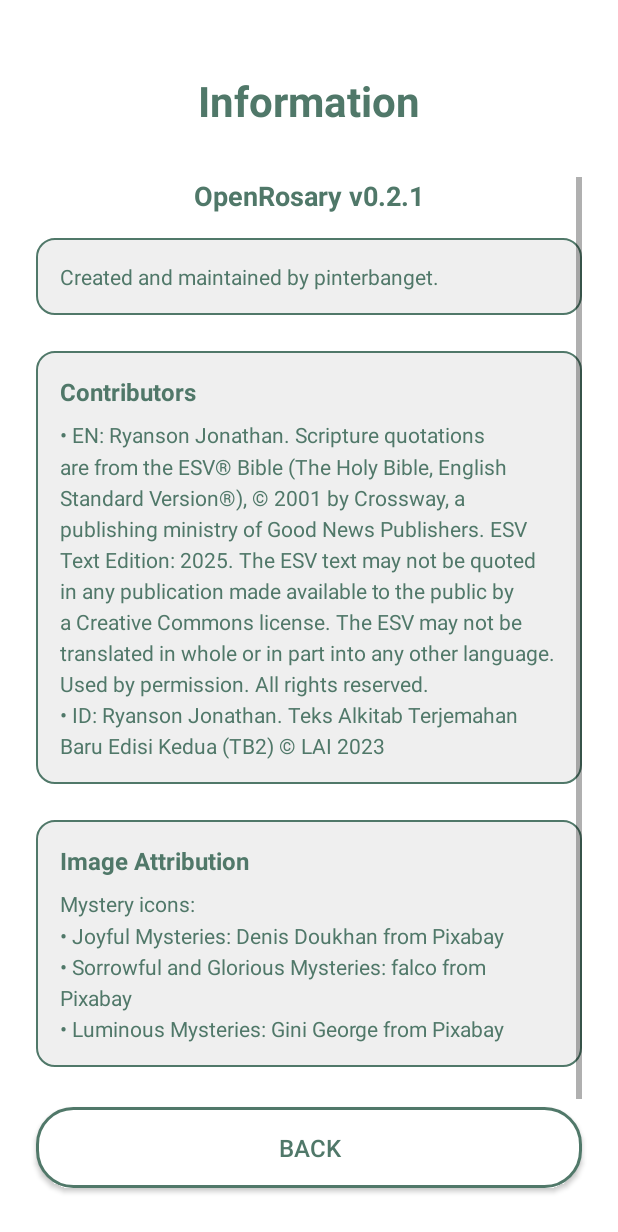
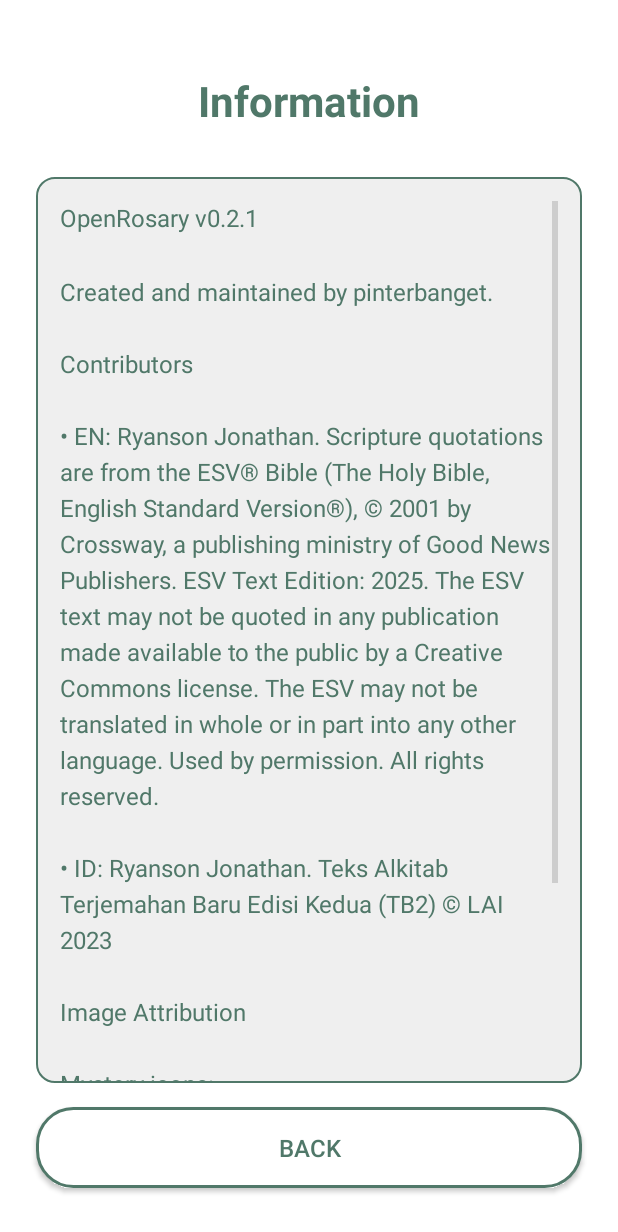
Before and after one commit to pinterbanget/OpenRosary, an Android app: the InfoActivity screen opened directly, with no data from a screen before it, on a phone screen of 412 x 824 dp. Shown: the top 1232 px of the screen. Run offline under Robolectric (Android 15) with nearby library versions, the phone set to English and light mode, and no system bars.

Commit message:
change info box style

```diff
--- a/app/src/main/java/com/openrosary/app/InfoActivity.java
+++ b/app/src/main/java/com/openrosary/app/InfoActivity.java
@@ -32,37 +32,19 @@
         } catch (Exception e) {
             Log.e(TAG, "Error in onCreate: " + (e.getMessage() != null ? e.getMessage() : "unknown"));
         }
-    }
-
-    private void updateTextColors() {
+    }    private void updateTextColors() {
         try {
             int primaryTextColor = isDarkMode ?
                 getResources().getColor(R.color.colorAccent) :
                 getResources().getColor(R.color.colorPrimary);
 
-            int secondaryTextColor = isDarkMode ?
-                getResources().getColor(R.color.colorAccent) :
-                getResources().getColor(R.color.colorPrimary);
+            // Update title text color
+            TextView infoTitleTextView = findViewById(R.id.infoTitleTextView);
+            if (infoTitleTextView != null) infoTitleTextView.setTextColor(primaryTextColor);
 
-            // Update primary text elements
-            TextView infoTitleTextView = findViewById(R.id.infoTitleTextView);
-            TextView appNameTextView = findViewById(R.id.appNameTextView);
-            TextView featuresHeaderTextView = findViewById(R.id.featuresHeaderTextView);
-            TextView attributionHeaderTextView = findViewById(R.id.attributionHeaderTextView);
-
-            if (infoTitleTextView != null) infoTitleTextView.setTextColor(primaryTextColor);
-            if (appNameTextView != null) appNameTextView.setTextColor(primaryTextColor);
-            if (featuresHeaderTextView != null) featuresHeaderTextView.setTextColor(primaryTextColor);
-            if (attributionHeaderTextView != null) attributionHeaderTextView.setTextColor(primaryTextColor);
-
-            // Update secondary text elements
-            TextView appDescriptionTextView = findViewById(R.id.appDescriptionTextView);
-            TextView featuresTextView = findViewById(R.id.featuresTextView);
-            TextView attributionTextView = findViewById(R.id.attributionTextView);
-
-            if (appDescriptionTextView != null) appDescriptionTextView.setTextColor(secondaryTextColor);
-            if (featuresTextView != null) featuresTextView.setTextColor(secondaryTextColor);
-            if (attributionTextView != null) attributionTextView.setTextColor(secondaryTextColor);
+            // Update content text color
+            TextView infoContentTextView = findViewById(R.id.infoContentTextView);
+            if (infoContentTextView != null) infoContentTextView.setTextColor(primaryTextColor);
 
         } catch (Exception e) {
             Log.e(TAG, "Error updating text colors: " + (e.getMessage() != null ? e.getMessage() : "unknown"));
--- a/app/src/main/res/layout/activity_info.xml
+++ b/app/src/main/res/layout/activity_info.xml
@@ -21,115 +21,38 @@
         app:layout_constraintStart_toStartOf="parent"
         app:layout_constraintEnd_toEndOf="parent" />
 
-    <!-- Info Content -->
+    <!-- Info Content in Scrollable Container (matching prayer text style) -->
     <ScrollView
-        android:layout_width="match_parent"
+        android:id="@+id/infoTextScrollView"
+        android:layout_width="0dp"
         android:layout_height="0dp"
         android:layout_marginTop="32dp"
-        android:paddingHorizontal="24dp"
+        android:layout_marginHorizontal="24dp"
+        android:layout_marginBottom="16dp"
+        android:clipToPadding="false"
+        android:padding="16dp"
+        android:scrollbars="vertical"
+        android:fadeScrollbars="true"
+        android:scrollbarFadeDuration="500"
+        android:scrollbarThumbVertical="@android:color/darker_gray"
+        android:scrollbarSize="4dp"
+        android:nestedScrollingEnabled="true"
+        android:fillViewport="true"
+        android:background="@drawable/prayer_text_background"
         app:layout_constraintTop_toBottomOf="@id/infoTitleTextView"
-        app:layout_constraintBottom_toTopOf="@id/backButton"
-        app:layout_constraintStart_toStartOf="parent"
-        app:layout_constraintEnd_toEndOf="parent">
+        app:layout_constraintLeft_toLeftOf="parent"
+        app:layout_constraintRight_toRightOf="parent"
+        app:layout_constraintBottom_toTopOf="@id/backButton">
 
-        <LinearLayout
+        <TextView
+            android:id="@+id/infoContentTextView"
             android:layout_width="match_parent"
             android:layout_height="wrap_content"
-            android:orientation="vertical"
-            android:paddingBottom="16dp">
-
-            <!-- App Name and Version -->
-            <TextView
-                android:id="@+id/appNameTextView"
-                android:layout_width="match_parent"
-                android:layout_height="wrap_content"
-                android:text="@string/app_info_name_version"
-                android:textSize="18sp"
-                android:textStyle="bold"
-                android:textColor="?android:attr/textColorPrimary"
-                android:layout_marginBottom="16dp"
-                android:gravity="center" />            <!-- Description Section with Gray Background -->
-            <LinearLayout
-                android:layout_width="match_parent"
-                android:layout_height="wrap_content"
-                android:orientation="vertical"
-                android:background="@drawable/prayer_text_background"
-                android:padding="16dp"
-                android:layout_marginBottom="24dp">
-
-                <TextView
-                    android:id="@+id/appDescriptionTextView"
-                    android:layout_width="match_parent"
-                    android:layout_height="wrap_content"
-                    android:text="@string/app_info_description"
-                    android:textSize="14sp"
-                    android:textColor="?android:attr/textColorSecondary"
-                    android:lineSpacingMultiplier="1.3" />
-
-            </LinearLayout>
-
-            <!-- Features Section with Gray Background -->
-            <LinearLayout
-                android:layout_width="match_parent"
-                android:layout_height="wrap_content"
-                android:orientation="vertical"
-                android:background="@drawable/prayer_text_background"
-                android:padding="16dp"
-                android:layout_marginBottom="24dp">
-
-                <TextView
-                    android:id="@+id/featuresHeaderTextView"
-                    android:layout_width="match_parent"
-                    android:layout_height="wrap_content"
-                    android:text="@string/app_info_features_header"
-                    android:textSize="16sp"
-                    android:textStyle="bold"
-                    android:textColor="?android:attr/textColorPrimary"
-                    android:layout_marginBottom="8dp" />
-
-                <TextView
-                    android:id="@+id/featuresTextView"
-                    android:layout_width="match_parent"
-                    android:layout_height="wrap_content"
-                    android:text="@string/app_info_features"
-                    android:textSize="14sp"
-                    android:textColor="?android:attr/textColorSecondary"
-                    android:lineSpacingMultiplier="1.3" />
-
-            </LinearLayout>
-
-            <!-- Attribution Section with Gray Background -->
-            <LinearLayout
-                android:layout_width="match_parent"
-                android:layout_height="wrap_content"
-                android:orientation="vertical"
-                android:background="@drawable/prayer_text_background"
-                android:padding="16dp"
-                android:layout_marginBottom="16dp">
-
-                <TextView
-                    android:id="@+id/attributionHeaderTextView"
-                    android:layout_width="match_parent"
-                    android:layout_height="wrap_content"
-                    android:text="@string/app_info_attribution_header"
-                    android:textSize="16sp"
-                    android:textStyle="bold"
-                    android:textColor="?android:attr/textColorPrimary"
-                    android:layout_marginBottom="8dp" />
-
-                <TextView
-                    android:id="@+id/attributionTextView"
-                    android:layout_width="match_parent"
-                    android:layout_height="wrap_content"
-                    android:text="@string/app_info_attribution"
-                    android:textSize="14sp"
-                    android:textColor="?android:attr/textColorSecondary"
-                    android:lineSpacingMultiplier="1.3" />
-
-            </LinearLayout>
-
-        </LinearLayout>
-
+            android:text="@string/app_info_content"
+            android:textSize="16sp"
+            android:lineSpacingMultiplier="1.3"
+            android:textColor="?android:attr/textColorPrimary"
+            android:gravity="start" />
     </ScrollView>
 
     <!-- Back Button -->
--- a/app/src/main/res/values/strings.xml
+++ b/app/src/main/res/values/strings.xml
@@ -39,8 +39,7 @@
     <string name="general_options">General Options</string>    <string name="options">Options</string>
     <string name="info">Info</string>
     <string name="back">Back</string>
-
-    <!-- Info Screen -->
+      <!-- Info Screen -->
     <string name="app_info_title">Information</string>
     <string name="app_info_name_version">OpenRosary v0.2.1</string>
     <string name="app_info_description">Created and maintained by pinterbanget.</string>
@@ -48,6 +47,9 @@
     <string name="app_info_features">• EN: Ryanson Jonathan. Scripture quotations are from the ESV® Bible (The Holy Bible, English Standard Version®), © 2001 by Crossway, a publishing ministry of Good News Publishers. ESV Text Edition: 2025. The ESV text may not be quoted in any publication made available to the public by a Creative Commons license. The ESV may not be translated in whole or in part into any other language. Used by permission. All rights reserved.\n• ID: Ryanson Jonathan. Teks Alkitab Terjemahan Baru Edisi Kedua (TB2) © LAI 2023</string>
     <string name="app_info_attribution_header">Image Attribution</string>
     <string name="app_info_attribution">Mystery icons:\n• Joyful Mysteries: Denis Doukhan from Pixabay\n• Sorrowful and Glorious Mysteries: falco from Pixabay\n• Luminous Mysteries: Gini George from Pixabay</string>
+
+    <!-- Combined Info Content -->
+    <string name="app_info_content">OpenRosary v0.2.1\n\nCreated and maintained by pinterbanget.\n\nContributors\n\n• EN: Ryanson Jonathan. Scripture quotations are from the ESV® Bible (The Holy Bible, English Standard Version®), © 2001 by Crossway, a publishing ministry of Good News Publishers. ESV Text Edition: 2025. The ESV text may not be quoted in any publication made available to the public by a Creative Commons license. The ESV may not be translated in whole or in part into any other language. Used by permission. All rights reserved.\n\n• ID: Ryanson Jonathan. Teks Alkitab Terjemahan Baru Edisi Kedua (TB2) © LAI 2023\n\nImage Attribution\n\nMystery icons:\n• Joyful Mysteries: Denis Doukhan from Pixabay\n• Sorrowful and Glorious Mysteries: falco from Pixabay\n• Luminous Mysteries: Gini George from Pixabay</string>
 
     <!-- Rosary Instructions -->
     <string name="rosary_instructions">Press Volume Down or swipe left to advance through the rosary</string>
```
Also changed, not shown: app/src/main/res/drawable/ic_glorious_placeholder.xml (added), app/src/main/res/drawable/ic_joyful_placeholder.xml (added), app/src/main/res/drawable/ic_luminous_placeholder.xml (added), app/src/main/res/drawable/ic_sorrowful_placeholder.xml (added).
